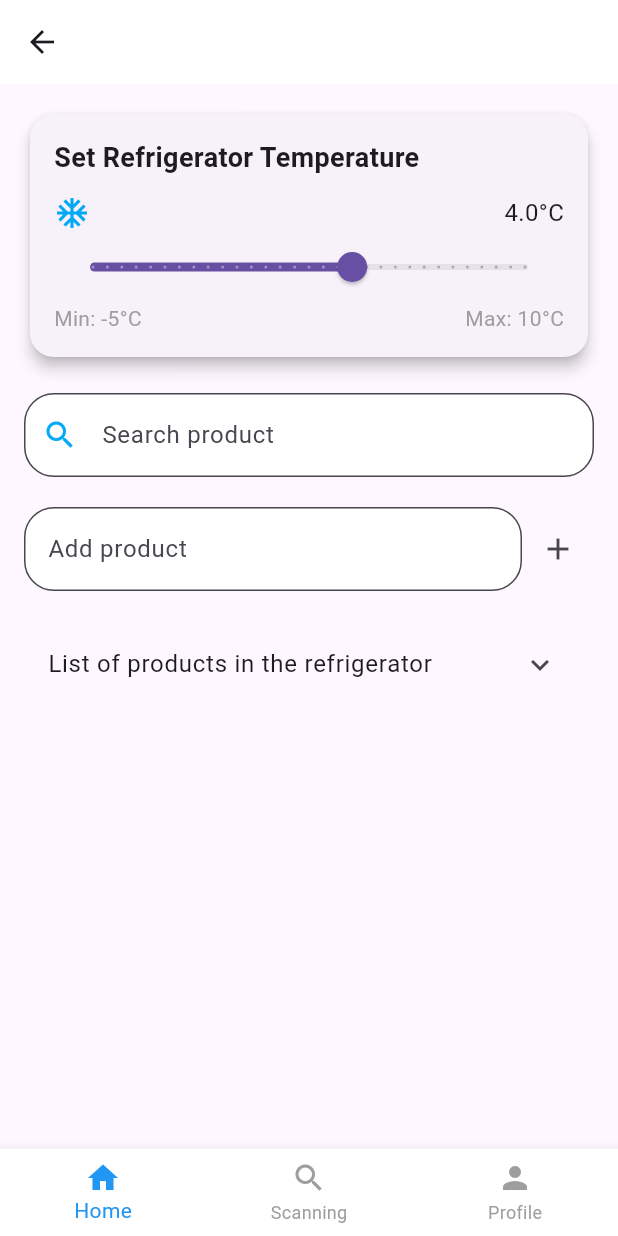
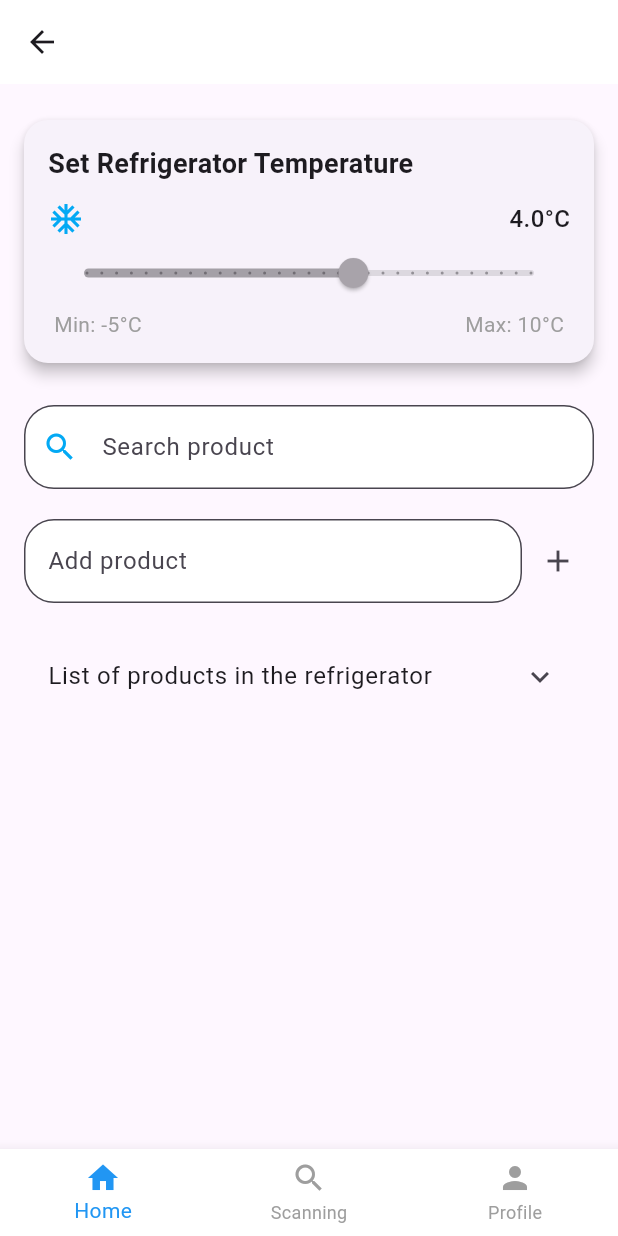
Before and after one commit to naastassyaa/mobile-labs, a Flutter app: the HomeView screen opened directly, on a phone screen of 412 x 824 dp. Run offline on Flutter 3.47's test engine with Material 3 defaults, Android fonts, the phone set to English and light mode, and no system bars; our stand-ins replace bloc, connectivity_plus, flutter_bloc, shared_preferences; missing offline and left inert: mqtt_client, qr_code_scanner_plus; accounts and stored records are empty; network calls fail.

```diff
--- a/lib/components/specific/home_temperature_card.dart
+++ b/lib/components/specific/home_temperature_card.dart
@@ -10,47 +10,64 @@ class HomeTemperatureCard extends StatelessWidget {
     return BlocBuilder<HomeCubit, HomeState>(
       buildWhen: (prev, curr) => prev.temperature != curr.temperature,
       builder: (context, state) {
-        final temp = state.temperature;
+        final val = state.temperature.clamp(-5.0, 5.0);
         return Card(
           shape: RoundedRectangleBorder(
-              borderRadius: BorderRadius.circular(16),),
+            borderRadius: BorderRadius.circular(16),
+          ),
           elevation: 4,
+          margin: const EdgeInsets.symmetric(vertical: 8),
           child: Padding(
             padding: const EdgeInsets.all(16),
             child: Column(
               crossAxisAlignment: CrossAxisAlignment.start,
               children: [
-                const Text('Set Refrigerator Temperature',
-                    style: TextStyle(
-                        fontSize: 18,
-                        fontWeight: FontWeight.bold,),),
+                const Text(
+                  'Set Refrigerator Temperature',
+                  style: TextStyle(
+                    fontSize: 18,
+                    fontWeight: FontWeight.bold,
+                  ),
+                ),
                 const SizedBox(height: 12),
                 Row(
                   mainAxisAlignment: MainAxisAlignment.spaceBetween,
                   children: [
                     const Icon(Icons.ac_unit, color: Colors.lightBlue),
-                    Text('${temp.toStringAsFixed(1)}°C',
-                        style: const TextStyle(fontSize: 16),),
+                    Text(
+                      '${val.toStringAsFixed(1)}°C',
+                      style: const TextStyle(
+                        fontSize: 16,
+                        fontWeight: FontWeight.w500,
+                      ),
+                    ),
                   ],
                 ),
                 Slider(
-                  value: temp,
+                  value: val,
                   min: -5,
                   max: 10,
-                  divisions: ((10 - (-5)) ~/ 0.5),
-                  label: '${temp.toStringAsFixed(1)}°C',
-                  onChanged: (value) => context
-                      .read<HomeCubit>()
-                      .changeTemperature(value),
+                  divisions: 30,
+                  activeColor: Colors.lightBlue,
+                  inactiveColor: Colors.lightBlue.shade100,
+                  onChanged: null,
+                  label: '${val.toStringAsFixed(1)}°C',
                 ),
-                const Row(
-                  mainAxisAlignment: MainAxisAlignment.spaceBetween,
-                  children: [
-                    Text('Min: -5°C',
-                        style: TextStyle(fontSize: 14, color: Colors.grey),),
-                    Text('Max: 10°C',
-                        style: TextStyle(fontSize: 14, color: Colors.grey),),
-                  ],
+                const Padding(
+                  padding: EdgeInsets.symmetric(horizontal: 4),
+                  child: Row(
+                    mainAxisAlignment: MainAxisAlignment.spaceBetween,
+                    children: [
+                      Text(
+                        'Min: -5°C',
+                        style: TextStyle(fontSize: 14, color: Colors.grey),
+                      ),
+                      Text(
+                        'Max: 10°C',
+                        style: TextStyle(fontSize: 14, color: Colors.grey),
+                      ),
+                    ],
+                  ),
                 ),
               ],
             ),
--- a/lib/pages/scan/scan_state.dart
+++ b/lib/pages/scan/scan_state.dart
@@ -7,8 +7,6 @@ class ScanFridgeState {
   const ScanFridgeState({this.products = const []});
 
   ScanFridgeState copyWith({List<String>? products}) {
-    return ScanFridgeState(
-      products: products ?? this.products,
-    );
+    return ScanFridgeState(products: products ?? this.products);
   }
 }
```
Also changed, not shown: lib/pages/home/home_cubit.dart (+14 -0 lines), lib/pages/scan/scan.dart (+5 -4 lines), lib/pages/scan/scan_cubit.dart (+5 -2 lines), lib/services/mqtt_service.dart (+23 -14 lines).
